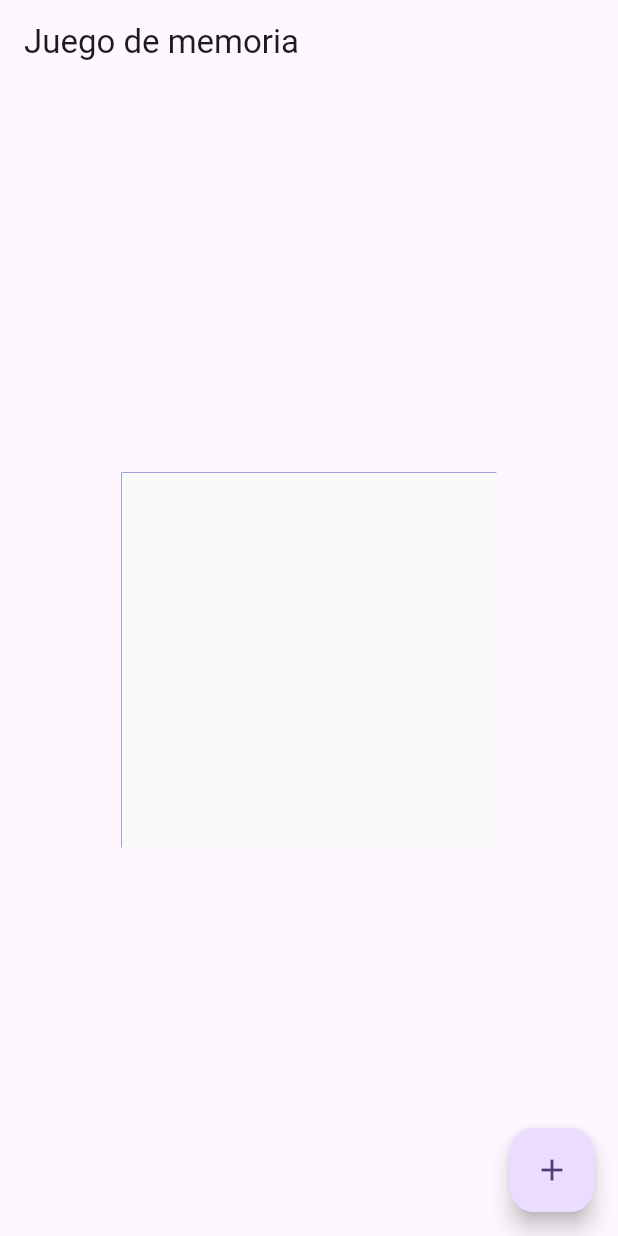
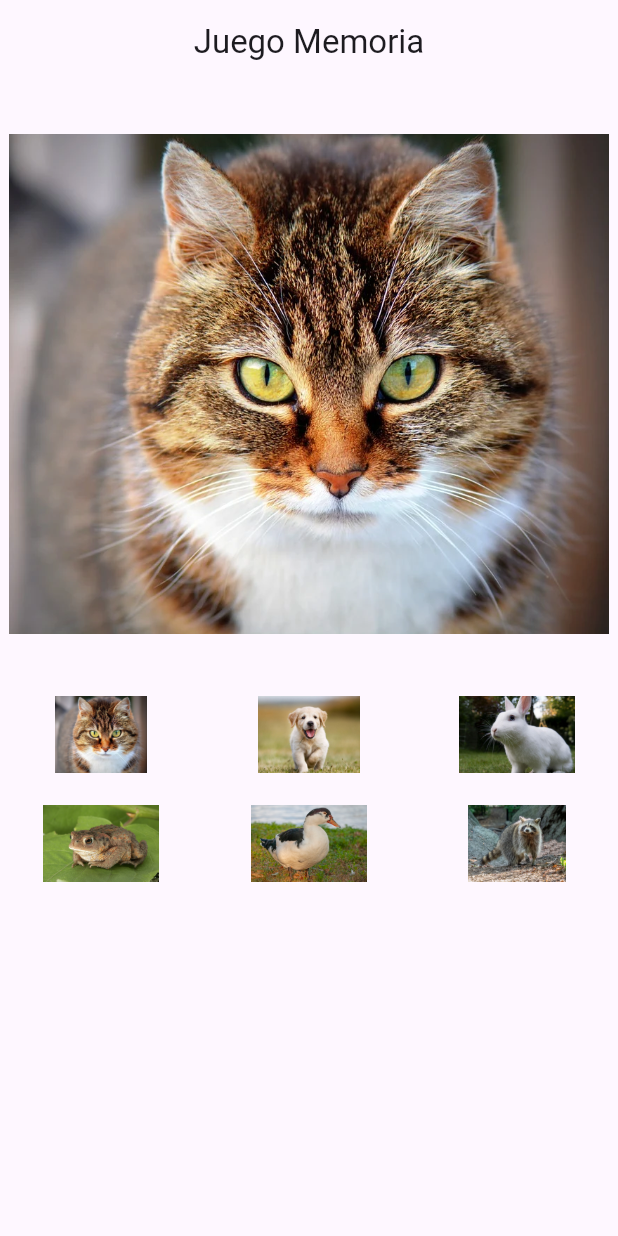
Before and after one commit to Solex02/TareaFlutter, a Flutter app: the screen it shows after launch, on a phone screen of 412 x 824 dp. Run offline on Flutter 3.47's test engine with Material 3 defaults, Android fonts, the phone set to English and light mode, and no system bars.

Commit message:
añadido botones personalizados con funcionalidad y imagenes

```diff
--- /dev/null
+++ b/tarea_flutter/lib/CustomButton.dart
@@ -0,0 +1,22 @@
+import 'package:flutter/material.dart';
+
+class CustomButton extends StatelessWidget {
+  final String icon;
+  final VoidCallback onPressed;
+
+  const CustomButton({Key? key, required this.icon, required this.onPressed});
+
+  @override
+  Widget build(BuildContext context) {
+    return SizedBox(
+      width: 30, // Tamaño fijo del botón
+      height: 30, // Tamaño fijo del botón
+      child: IconButton(
+        icon: Image.asset(icon),
+        iconSize: 50,
+        onPressed: onPressed,
+         // Llama al callback onPressed cuando se presiona el botón
+      ),
+    );
+  }
+}
--- a/tarea_flutter/lib/pantallaPrincipal.dart
+++ b/tarea_flutter/lib/pantallaPrincipal.dart
@@ -1,6 +1,7 @@
 import 'dart:math';
 
 import 'package:flutter/material.dart';
+import 'package:tarea_flutter/CustomButton.dart';
 
 class HomePage extends StatefulWidget {
   const HomePage({super.key, required this.title});
@@ -24,7 +25,7 @@ class _HomePageState extends State<HomePage> {
   ];
   var duration = const Duration(seconds: 2);
 
-  void prueba() async {
+  void imageCicle() async {
     int rnd = Random().nextInt(5);
     numlist.add(rnd);
     for (final value in numlist) {
@@ -40,33 +41,56 @@ class _HomePageState extends State<HomePage> {
     });
   }
 
+  void prueba(String word){
+    print(word);
+
+  }
+
   @override
   Widget build(BuildContext context) {
     // This method is rerun every time setState is called, for instance as done
 
-    return Scaffold(
-      appBar: AppBar(
-        title: const Text("Juego de memoria"),
+    return MaterialApp(
+      title: "Demo",
+      home: Scaffold(
+        appBar: AppBar(
+          centerTitle: true,
+          title: const Text("Juego Memoria"),
+        ),
+        body: Center(
+          child: Column(
+            children: [
+              Center(
+                child: Image.asset(
+                  'assets/images/gatos.png', // Reemplaza con la ruta de tu imagen
+                  width:
+                      400, // Ajusta el tamaño de la imagen según lo necesario
+                  height: 400,
+                  fit: BoxFit.contain,
+                ),
+              ),
+              SizedBox(
+                width: 600, // Ajusta el tamaño de la imagen según lo necesario
+                child: GridView.count(
+                  shrinkWrap: true,
+                  crossAxisCount: 3,
+                  childAspectRatio:2.0, // Ajusta la relación de aspecto de los botones
+                  mainAxisSpacing: 5.0,
+                  crossAxisSpacing: 4.0,
+                  children:[
+                    CustomButton(icon: "assets/images/${imagesList[0]}", onPressed: () => prueba(imagesList[0])),
+                    CustomButton(icon: "assets/images/${imagesList[1]}", onPressed: () => prueba(imagesList[1])),
+                    CustomButton(icon: "assets/images/${imagesList[2]}", onPressed: () => prueba(imagesList[2])),
+                    CustomButton(icon: "assets/images/${imagesList[3]}", onPressed: () => prueba(imagesList[3])),
+                    CustomButton(icon: "assets/images/${imagesList[4]}", onPressed: () => prueba(imagesList[4])),
+                    CustomButton(icon: "assets/images/${imagesList[5]}", onPressed: () => prueba(imagesList[5])),
+                  ],
+                ),
+              )
+            ],
+          ),
+        ),
       ),
-      body: Center(
-          // Enabling the Image Frame
-          child: Container(
-              color: Colors
-                  .indigo, // To see the difference between the image's original size and the frame
-              height: 250,
-              width: 250,
-
-              // Uploading the Image from Assets
-              child: Image.asset(
-                'assets/images/$image',
-                fit: BoxFit.cover,
-              ))),
-
-      floatingActionButton: FloatingActionButton(
-        onPressed: prueba,
-        tooltip: 'Increment',
-        child: const Icon(Icons.add),
-      ), // This trailing comma makes auto-formatting nicer for build methods.
     );
   }
 }
```
